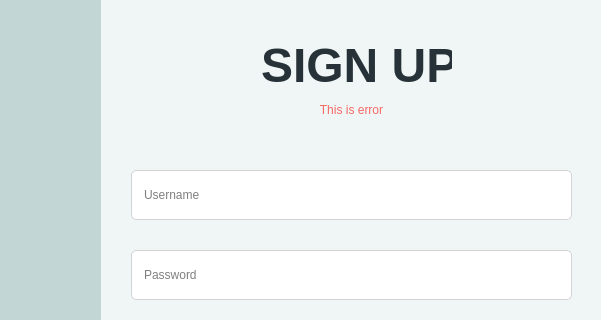
Before: the Qt Designer form DrivingWrittenTest/Auth/auth.ui in NamHoai1210/DrivingWrittenTest-C, drawn with Qt 5; both pictures show x 199 to 800 and y 0 to 320 of the 800 by 600 pixel window.
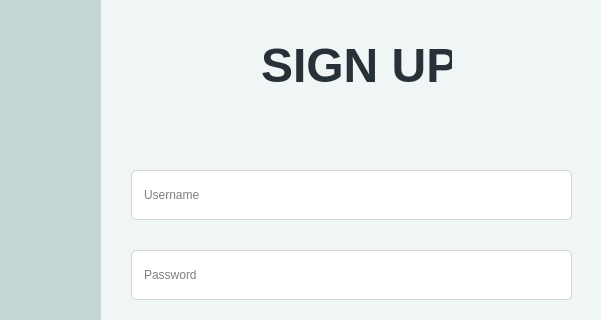
After: the same form once the commit is applied. The open tabs and pages were chosen to show the change. Icons and pictures are not drawn.

```diff
--- a/DrivingWrittenTest/Auth/auth.ui
+++ b/DrivingWrittenTest/Auth/auth.ui
@@ -659,7 +659,7 @@
           <property name="geometry">
            <rect>
             <x>30</x>
-            <y>90</y>
+            <y>100</y>
             <width>441</width>
             <height>40</height>
            </rect>
@@ -680,7 +680,7 @@
            <string notr="true">color: rgb(245, 105, 101);</string>
           </property>
           <property name="text">
-           <string>&lt;html&gt;&lt;head/&gt;&lt;body&gt;&lt;p&gt;This is error&lt;/p&gt;&lt;/body&gt;&lt;/html&gt;</string>
+           <string>&lt;html&gt;&lt;head/&gt;&lt;body&gt;&lt;p&gt;&lt;br/&gt;&lt;/p&gt;&lt;/body&gt;&lt;/html&gt;</string>
           </property>
           <property name="alignment">
            <set>Qt::AlignCenter</set>
```
Left out of the diff: 8 changed lines with no effect on the pictures.
